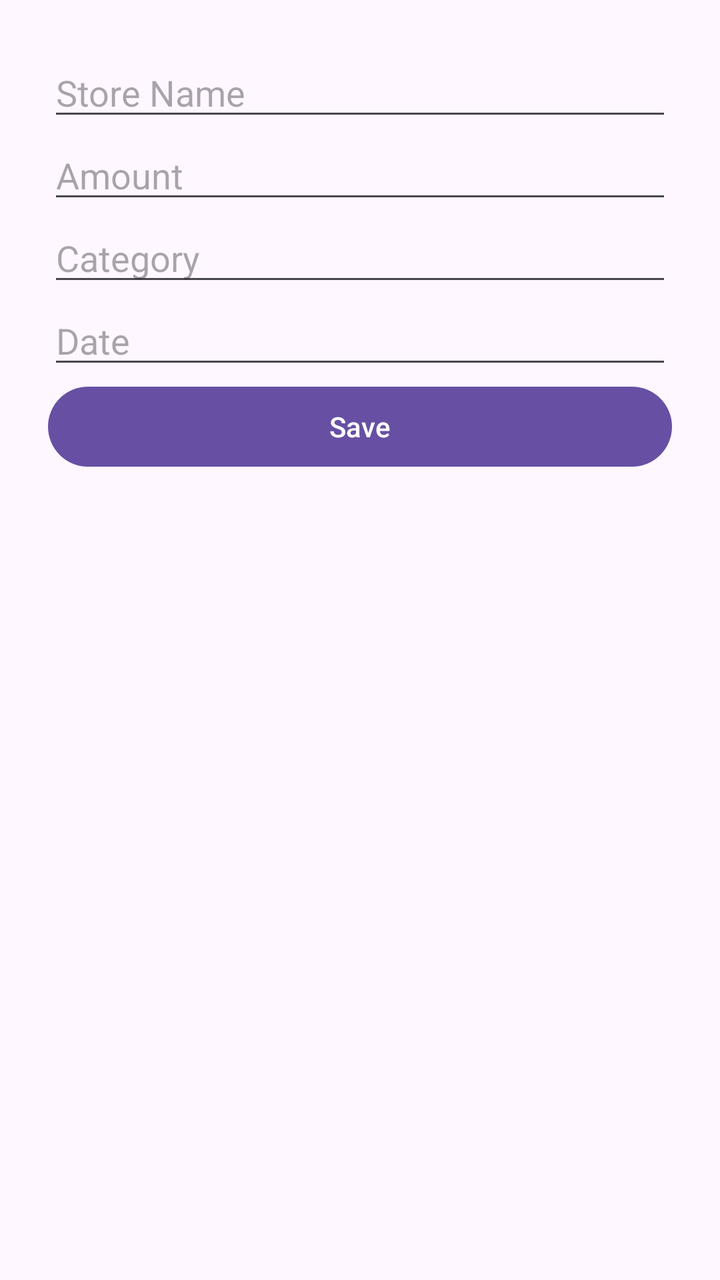
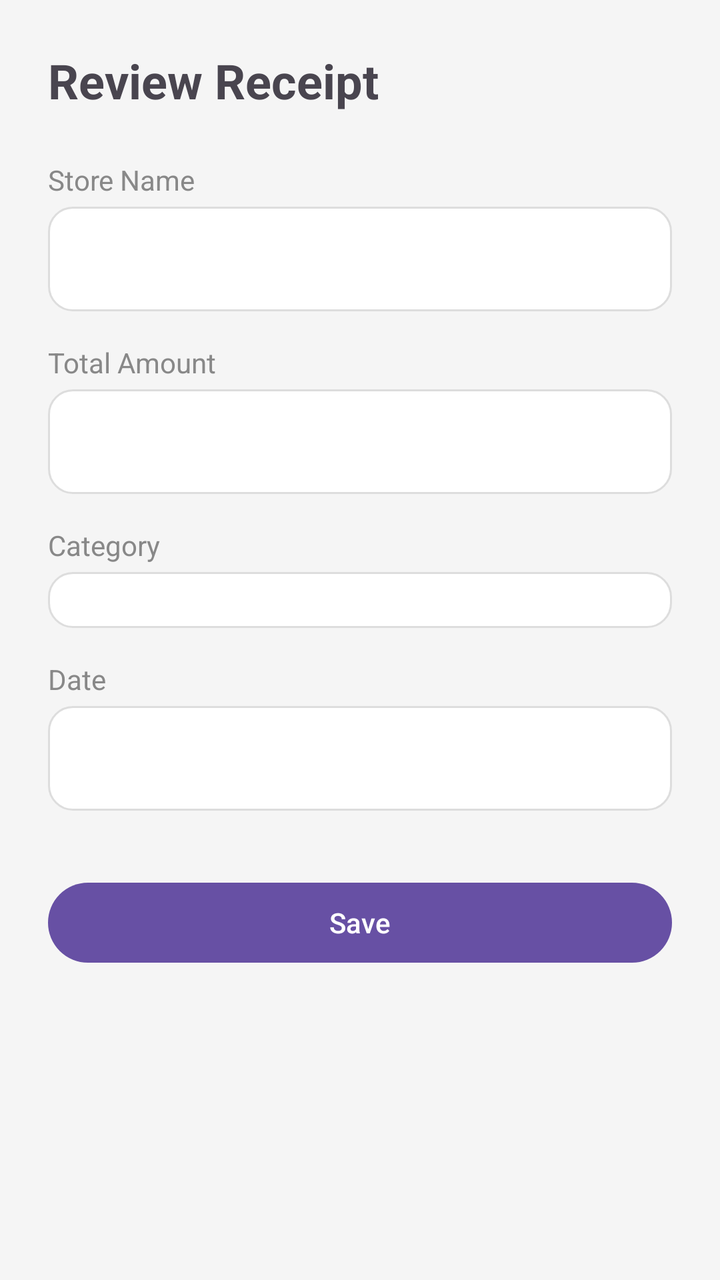

Before-and-after screenshots of an Android layout around one commit, followed by the original layout XML and the change that was made.
<!-- AndroidManifest.xml: application theme Theme.WatchYourWallet -->
<!-- res/layout/activity_review_receipt.xml -->
<?xml version="1.0" encoding="utf-8"?>
<LinearLayout xmlns:android="http://schemas.android.com/apk/res/android"
    android:layout_width="match_parent"
    android:layout_height="match_parent"
    android:orientation="vertical"
    android:padding="24dp">

    <EditText android:id="@+id/editStoreName"
        android:hint="Store Name"
        android:layout_width="match_parent"
        android:layout_height="wrap_content"/>

    <EditText android:id="@+id/editAmount"
        android:hint="Amount"
        android:inputType="numberDecimal"
        android:layout_width="match_parent"
        android:layout_height="wrap_content"/>

    <EditText android:id="@+id/editCategory"
        android:hint="Category"
        android:layout_width="match_parent"
        android:layout_height="wrap_content"/>

    <EditText android:id="@+id/editDate"
        android:hint="Date"
        android:layout_width="match_parent"
        android:layout_height="wrap_content"/>

    <Button android:id="@+id/saveButton"
        android:text="Save"
        android:layout_width="match_parent"
        android:layout_height="wrap_content"/>

</LinearLayout>
<!-- resources referenced by this layout -->
<resources>
  <style name="Theme.WatchYourWallet" parent="Base.Theme.WatchYourWallet" />
  <style name="Base.Theme.WatchYourWallet" parent="Theme.Material3.DayNight.NoActionBar">
          
          
      </style>
</resources>

<!-- the commit's change to res/layout/activity_review_receipt.xml (unified diff, before → after) -->
@@ -1,34 +1,95 @@
 <?xml version="1.0" encoding="utf-8"?>
-<LinearLayout xmlns:android="http://schemas.android.com/apk/res/android"
+<ScrollView xmlns:android="http://schemas.android.com/apk/res/android"
     android:layout_width="match_parent"
     android:layout_height="match_parent"
-    android:orientation="vertical"
-    android:padding="24dp">
+    android:background="#F5F5F5">
 
-    <EditText android:id="@+id/editStoreName"
-        android:hint="Store Name"
+    <LinearLayout
         android:layout_width="match_parent"
-        android:layout_height="wrap_content"/>
+        android:layout_height="wrap_content"
+        android:orientation="vertical"
+        android:padding="24dp">
 
-    <EditText android:id="@+id/editAmount"
-        android:hint="Amount"
-        android:inputType="numberDecimal"
-        android:layout_width="match_parent"
-        android:layout_height="wrap_content"/>
+        <TextView
+            android:text="Review Receipt"
+            android:textSize="24sp"
+            android:textStyle="bold"
+            android:layout_marginBottom="24dp"
+            android:layout_width="wrap_content"
+            android:layout_height="wrap_content"/>
 
-    <EditText android:id="@+id/editCategory"
-        android:hint="Category"
-        android:layout_width="match_parent"
-        android:layout_height="wrap_content"/>
+        
+        <TextView
+            android:text="Store Name"
+            android:textSize="14sp"
+            android:textColor="#888888"
+            android:layout_marginBottom="4dp"
+            android:layout_width="wrap_content"
+            android:layout_height="wrap_content"/>
+        <EditText
+            android:id="@+id/editStoreName"
+            android:layout_width="match_parent"
+            android:layout_height="wrap_content"
+            android:layout_marginBottom="16dp"
+            android:padding="14dp"
+            android:background="@drawable/rounded_input"
+            android:inputType="text"/>
 
-    <EditText android:id="@+id/editDate"
-        android:hint="Date"
-        android:layout_width="match_parent"
-        android:layout_height="wrap_content"/>
+        
+        <TextView
+            android:text="Total Amount"
+            android:textSize="14sp"
+            android:textColor="#888888"
+            android:layout_marginBottom="4dp"
+            android:layout_width="wrap_content"
+            android:layout_height="wrap_content"/>
+        <EditText
+            android:id="@+id/editAmount"
+            android:layout_width="match_parent"
+            android:layout_height="wrap_content"
+            android:layout_marginBottom="16dp"
+            android:padding="14dp"
+            android:background="@drawable/rounded_input"
+            android:inputType="numberDecimal"/>
 
-    <Button android:id="@+id/saveButton"
-        android:text="Save"
-        android:layout_width="match_parent"
-        android:layout_height="wrap_content"/>
+        
+        <TextView
+            android:text="Category"
+            android:textSize="14sp"
+            android:textColor="#888888"
+            android:layout_marginBottom="4dp"
+            android:layout_width="wrap_content"
+            android:layout_height="wrap_content"/>
+        <Spinner
+            android:id="@+id/editCategory"
+            android:layout_width="match_parent"
+            android:layout_height="wrap_content"
+            android:layout_marginBottom="16dp"
+            android:padding="14dp"
+            android:background="@drawable/rounded_input"/>
 
-</LinearLayout>
+        
+        <TextView
+            android:text="Date"
+            android:textSize="14sp"
+            android:textColor="#888888"
+            android:layout_marginBottom="4dp"
+            android:layout_width="wrap_content"
+            android:layout_height="wrap_content"/>
+        <EditText
+            android:id="@+id/editDate"
+            android:layout_width="match_parent"
+            android:layout_height="wrap_content"
+            android:layout_marginBottom="32dp"
+            android:padding="14dp"
+            android:background="@drawable/rounded_input"
+            android:inputType="text"/>
+
+        <Button
+            android:id="@+id/saveButton"
+            android:text="Save"
+            android:layout_width="match_parent"
+            android:layout_height="wrap_content"/>
+
+    </LinearLayout>
+</ScrollView>
<!-- resource entries referenced after the edit -->
@@ -1,5 +1,12 @@
 <!-- resources referenced by this layout -->
 <resources>
+  <!-- drawable rounded_input (drawable) -->
+  <?xml version="1.0" encoding="utf-8"?>
+  <shape xmlns:android="http://schemas.android.com/apk/res/android">
+      <solid android:color="#FFFFFF"/>
+      <corners android:radius="12dp"/>
+      <stroke android:width="1dp" android:color="#DDDDDD"/>
+  </shape>
   <style name="Theme.WatchYourWallet" parent="Base.Theme.WatchYourWallet" />
   <style name="Base.Theme.WatchYourWallet" parent="Theme.Material3.DayNight.NoActionBar">
           
